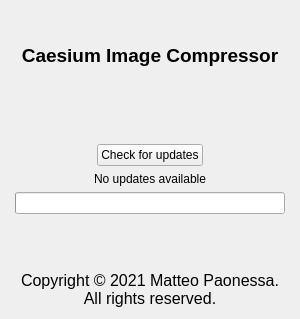
Old version of the form views/AboutDialog.ui in the repository Lymphatus/caesium-image-compressor.
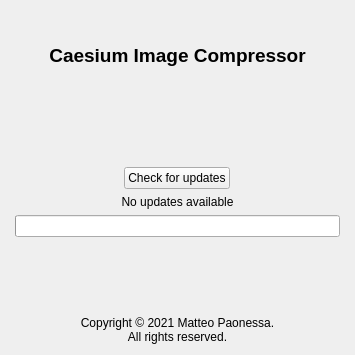
New version of the form. Icons and pictures are not drawn.

Diff of the .ui file:
```diff
--- a/views/AboutDialog.ui
+++ b/views/AboutDialog.ui
@@ -9,8 +9,8 @@
    <rect>
     <x>0</x>
     <y>0</y>
-    <width>300</width>
-    <height>319</height>
+    <width>355</width>
+    <height>355</height>
    </rect>
   </property>
   <property name="sizePolicy">
@@ -187,11 +187,6 @@
    </item>
    <item>
     <widget class="QLabel" name="copyright_Label">
-     <property name="font">
-      <font>
-       <pointsize>12</pointsize>
-      </font>
-     </property>
      <property name="text">
       <string>Copyright © 2021 Matteo Paonessa.
 All rights reserved.</string>
```
Left out of the diff: 1 changed line with no effect on the pictures.
